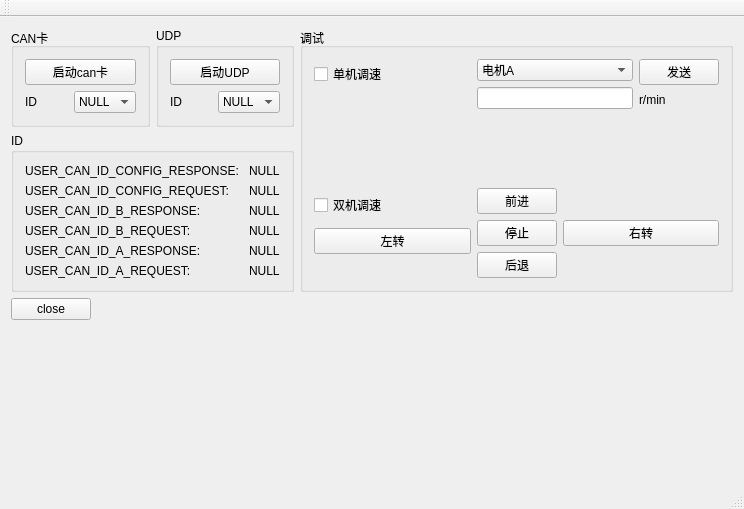
Before: the Qt Designer form CanDriveTest/TheMainForm.ui in tanchuang123/CanTest, drawn with Qt 5.
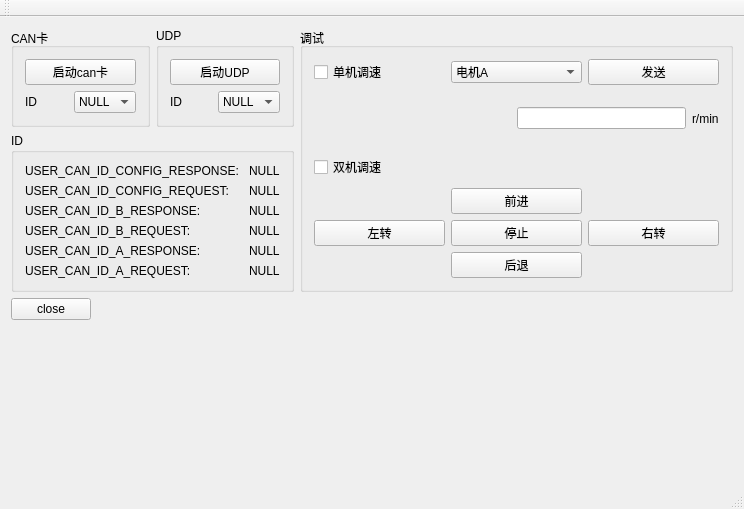
After: the same form once the commit is applied.

```diff
--- a/CanDriveTest/TheMainForm.ui
+++ b/CanDriveTest/TheMainForm.ui
@@ -14,13 +14,11 @@
    <string>TheMainForm</string>
   </property>
   <widget class="QWidget" name="centralWidget">
-   <layout class="QVBoxLayout" name="verticalLayout_35">
+   <layout class="QVBoxLayout" name="verticalLayout_13">
     <item>
-     <layout class="QVBoxLayout" name="verticalLayout_34">
+     <layout class="QVBoxLayout" name="verticalLayout_12">
       <item>
-       <layout class="QVBoxLayout" name="verticalLayout_33">
-        <item>
-         <layout class="QHBoxLayout" name="horizontalLayout_16">
+       <layout class="QHBoxLayout" name="horizontalLayout_9">
           <item>
            <layout class="QVBoxLayout" name="verticalLayout_5">
             <item>
@@ -255,15 +253,11 @@
             <property name="title">
              <string>调试</string>
             </property>
-            <layout class="QVBoxLayout" name="verticalLayout_32">
+          <layout class="QVBoxLayout" name="verticalLayout_11">
              <item>
-              <layout class="QVBoxLayout" name="verticalLayout_31">
+            <layout class="QVBoxLayout" name="verticalLayout_10">
                <item>
-                <layout class="QHBoxLayout" name="horizontalLayout_14">
-                 <item>
-                  <layout class="QHBoxLayout" name="horizontalLayout_13">
-                   <item>
-                    <layout class="QVBoxLayout" name="verticalLayout_27">
+              <layout class="QHBoxLayout" name="horizontalLayout_7">
                      <item>
                       <widget class="QCheckBox" name="checkBox_oneDriver">
                        <property name="text">
@@ -272,23 +266,6 @@
                       </widget>
                      </item>
                      <item>
-                      <spacer name="horizontalSpacer">
-                       <property name="orientation">
-                        <enum>Qt::Horizontal</enum>
-                       </property>
-                       <property name="sizeHint" stdset="0">
-                        <size>
-                         <width>40</width>
-                         <height>20</height>
-                        </size>
-                       </property>
-                      </spacer>
-                     </item>
-                    </layout>
-                   </item>
-                   <item>
-                    <layout class="QVBoxLayout" name="verticalLayout_26">
-                     <item>
                       <widget class="QComboBox" name="comboBox_A_B">
                        <item>
                         <property name="text">
@@ -303,21 +280,34 @@
                       </widget>
                      </item>
                      <item>
-                      <widget class="QLineEdit" name="lineEdit_vate"/>
-                     </item>
-                    </layout>
-                   </item>
-                  </layout>
-                 </item>
-                 <item>
-                  <layout class="QVBoxLayout" name="verticalLayout_25">
-                   <item>
                     <widget class="QPushButton" name="pushButton_send_vate">
                      <property name="text">
                       <string>发送</string>
                      </property>
                     </widget>
                    </item>
+              </layout>
+             </item>
+             <item>
+              <layout class="QHBoxLayout" name="horizontalLayout_8">
+               <item>
+                <spacer name="horizontalSpacer">
+                 <property name="orientation">
+                  <enum>Qt::Horizontal</enum>
+                 </property>
+                 <property name="sizeHint" stdset="0">
+                  <size>
+                   <width>151</width>
+                   <height>20</height>
+                  </size>
+                 </property>
+                </spacer>
+               </item>
+               <item>
+                <layout class="QHBoxLayout" name="horizontalLayout_6">
+                 <item>
+                  <widget class="QLineEdit" name="lineEdit_vate"/>
+                 </item>
                    <item>
                     <widget class="QLabel" name="label_25">
                      <property name="text">
@@ -329,23 +319,8 @@
                  </item>
                 </layout>
                </item>
-               <item>
-                <spacer name="verticalSpacer">
-                 <property name="orientation">
-                  <enum>Qt::Vertical</enum>
-                 </property>
-                 <property name="sizeHint" stdset="0">
-                  <size>
-                   <width>20</width>
-                   <height>28</height>
-                  </size>
-                 </property>
-                </spacer>
-               </item>
-               <item>
-                <layout class="QHBoxLayout" name="horizontalLayout_15">
-                 <item>
-                  <layout class="QVBoxLayout" name="verticalLayout_30">
+            </layout>
+           </item>
                    <item>
                     <widget class="QCheckBox" name="checkBox_doubleDriver">
                      <property name="minimumSize">
@@ -360,6 +335,8 @@
                     </widget>
                    </item>
                    <item>
+            <layout class="QHBoxLayout" name="horizontalLayout_4">
+             <item>
                     <widget class="QPushButton" name="pushButton_A">
                      <property name="text">
                       <string>左转</string>
@@ -367,22 +344,7 @@
                     </widget>
                    </item>
                    <item>
-                    <spacer name="horizontalSpacer_3">
-                     <property name="orientation">
-                      <enum>Qt::Horizontal</enum>
-                     </property>
-                     <property name="sizeHint" stdset="0">
-                      <size>
-                       <width>88</width>
-                       <height>20</height>
-                      </size>
-                     </property>
-                    </spacer>
-                   </item>
-                  </layout>
-                 </item>
-                 <item>
-                  <layout class="QVBoxLayout" name="verticalLayout_29">
+              <layout class="QVBoxLayout" name="verticalLayout_9">
                    <item>
                     <widget class="QPushButton" name="pushButton_W">
                      <property name="text">
@@ -407,44 +369,12 @@
                   </layout>
                  </item>
                  <item>
-                  <layout class="QVBoxLayout" name="verticalLayout_28">
-                   <item>
-                    <spacer name="horizontalSpacer_2">
-                     <property name="orientation">
-                      <enum>Qt::Horizontal</enum>
-                     </property>
-                     <property name="sizeHint" stdset="0">
-                      <size>
-                       <width>88</width>
-                       <height>20</height>
-                      </size>
-                     </property>
-                    </spacer>
-                   </item>
-                   <item>
                     <widget class="QPushButton" name="pushButton_D">
                      <property name="text">
                       <string>右转</string>
                      </property>
                     </widget>
                    </item>
-                   <item>
-                    <spacer name="horizontalSpacer_4">
-                     <property name="orientation">
-                      <enum>Qt::Horizontal</enum>
-                     </property>
-                     <property name="sizeHint" stdset="0">
-                      <size>
-                       <width>88</width>
-                       <height>20</height>
-                      </size>
-                     </property>
-                    </spacer>
-                   </item>
-                  </layout>
-                 </item>
-                </layout>
-               </item>
               </layout>
              </item>
             </layout>
@@ -473,8 +403,6 @@
              </size>
             </property>
            </spacer>
-          </item>
-         </layout>
         </item>
        </layout>
       </item>
```
Lines whose indentation alone changed are shown as unchanged.
